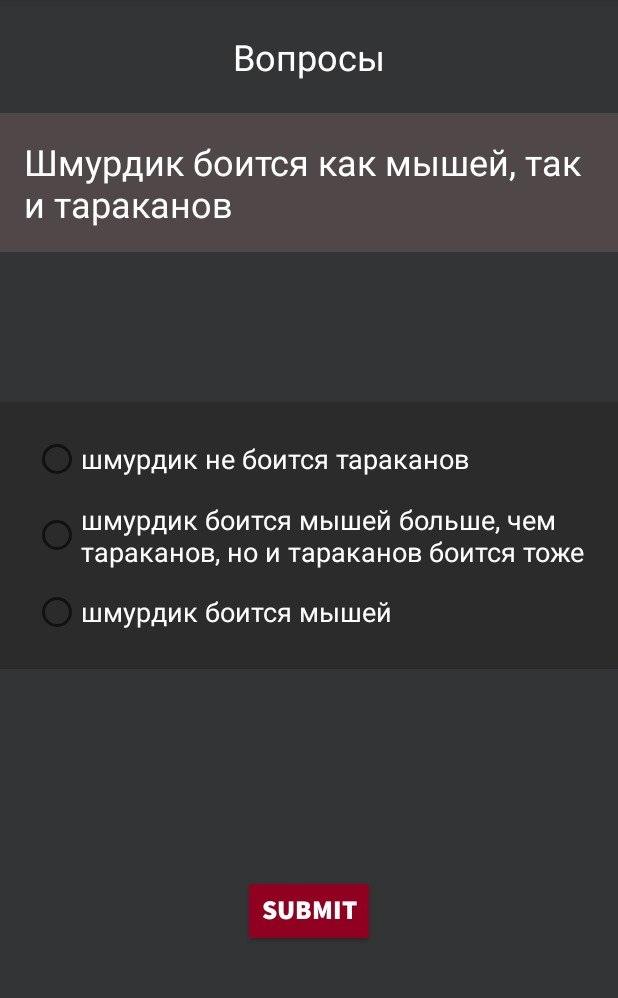
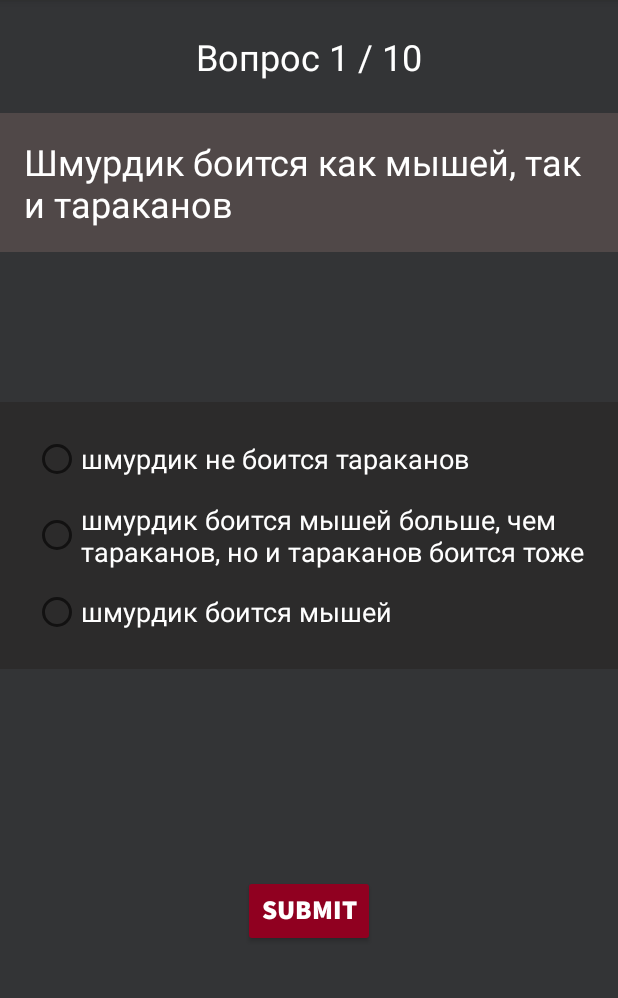
Before and after one commit to MRdimenter/-logic_test, an Android app: the GameFragment screen opened through its navigation route, on a phone screen of 412 x 824 dp, the part 84-1082 px from its top. Run offline under Robolectric (Android 15) with nearby library versions, the phone set to English and light mode, and no system bars; our stand-ins replace data binding.

Commit message:
added fun setTitle to visualize the number of questions

```diff
--- a/app/src/main/java/com/example/android/logictestproject/Data.kt
+++ b/app/src/main/java/com/example/android/logictestproject/Data.kt
@@ -59,10 +59,11 @@ class Data {
 
     }
 
-    //рандомизировать вопросы и задать первый вопрос
-    fun randomizeQuestions() {
-        questions.shuffle()
-        questionIndex = 0
-        setQuestion()
+
+
+   fun  setTitleQuestion(): String {
+        var index = questionIndex;
+        Integer.toString(index++)
+        return "Вопрос $index / ${questions.size - 1}"
     }
 }
--- a/app/src/main/res/layout/fragment_game.xml
+++ b/app/src/main/res/layout/fragment_game.xml
@@ -100,14 +100,14 @@
         </RadioGroup>
 
         <TextView
-            android:id="@+id/textView2"
+            android:id="@+id/text_questions"
             android:layout_width="wrap_content"
             android:layout_height="wrap_content"
             android:layout_marginStart="16dp"
             android:layout_marginTop="16dp"
             android:layout_marginEnd="16dp"
             android:layout_marginBottom="16dp"
-            android:text="@string/title_game"
+            android:text="@{game.setTitleQuestion()}"
             android:textColor="#FFFFFF"
             android:textSize="24sp"
             app:layout_constraintBottom_toTopOf="@+id/questionText"
--- a/app/src/main/res/values/strings.xml
+++ b/app/src/main/res/values/strings.xml
@@ -8,5 +8,5 @@
     <string name="two_answer">шмурдик боится мышей</string>
     <string name="three_answer">шмурдик боится мышей больше, чем тараканов, но и тараканов боится тоже</string>
     <string name="submit_game">submit</string>
-    <string name="title_game">Вопросы</string>
+    <string name="title_game">Вопросы @{}</string>
 </resources>
```
Also changed, not shown: app/src/main/java/com/example/android/logictestproject/GameFragment.kt (+1 -13 lines).
